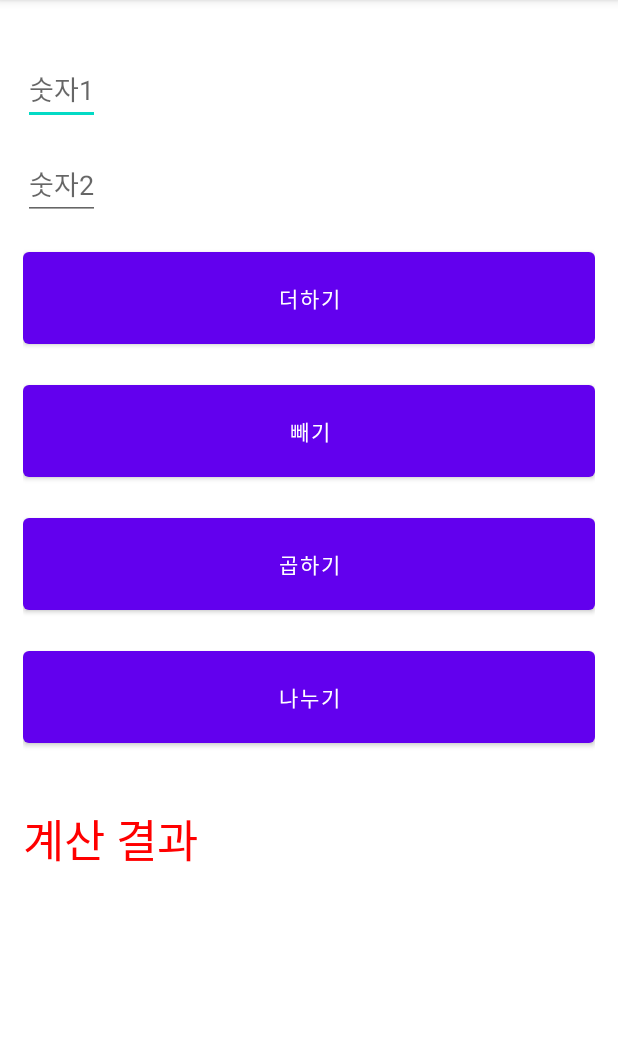
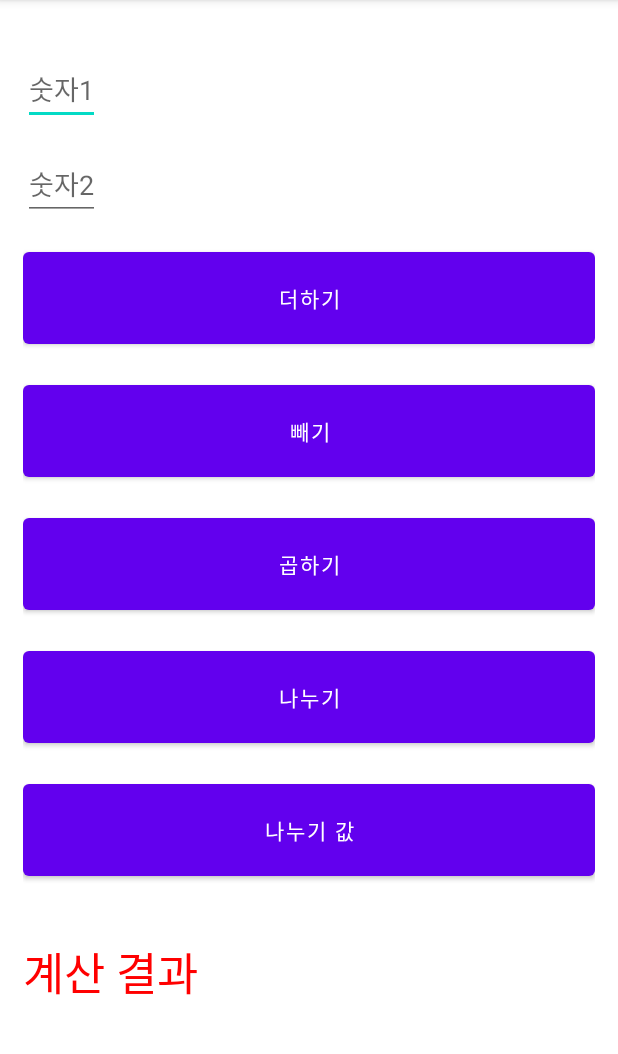
Before and after one commit to song-juyeon/Project4_1, an Android app: the screen it shows after launch (MainActivity), on a phone screen of 412 x 824 dp, the part 84-1138 px from its top. Run offline under Robolectric (Android 15) with nearby library versions, the phone set to English and light mode, and no system bars.

Commit message:
Update Add Mod Button

```diff
--- a/app/src/main/java/kr/hs/emirim/w2034/project4_1/MainActivity.java
+++ b/app/src/main/java/kr/hs/emirim/w2034/project4_1/MainActivity.java
@@ -24,6 +24,7 @@ public class MainActivity extends AppCompatActivity {
         Button btnMinus = findViewById(R.id.btn2);
         Button btnMulti = findViewById(R.id.btn3);
         Button btnDiv = findViewById(R.id.btn4);
+        Button btnMod = findViewById(R.id.btn5);
         edit1 = findViewById(R.id.edit1);
         edit2 = findViewById(R.id.edit2);
         textResult = findViewById(R.id.t1);
@@ -32,6 +33,7 @@ public class MainActivity extends AppCompatActivity {
         btnMinus.setOnClickListener(btnListener);
         btnMulti.setOnClickListener(btnListener);
         btnDiv.setOnClickListener(btnListener);
+        btnMod.setOnClickListener(btnListener);
     }
 
     View.OnClickListener btnListener = new View.OnClickListener() {
@@ -55,6 +57,9 @@ public class MainActivity extends AppCompatActivity {
                 case R.id.btn4:
                     result = num1 / num2;
                     break;
+                case R.id.btn5:
+                    result = num1 % num2;
+                    break;
             }
             textResult.setText(R.string.t1);
             textResult.append(result + "");
--- a/app/src/main/res/layout/activity_main.xml
+++ b/app/src/main/res/layout/activity_main.xml
@@ -59,6 +59,15 @@
         android:layout_marginBottom="15dp"
         />
 
+    <Button
+        android:id="@+id/btn5"
+        android:layout_width="match_parent"
+        android:layout_height="wrap_content"
+        android:text="@string/btn5"
+        android:padding="20dp"
+        android:layout_marginBottom="15dp"
+        />
+
     <TextView
         android:id="@+id/t1"
         android:layout_width="match_parent"
--- a/app/src/main/res/values/strings.xml
+++ b/app/src/main/res/values/strings.xml
@@ -7,6 +7,7 @@
     <string name="btn2">빼기</string>
     <string name="btn3">곱하기</string>
     <string name="btn4">나누기</string>
+    <string name="btn5">나누기 값</string>
     <string name="t1">계산 결과</string>
 
 </resources>
```
